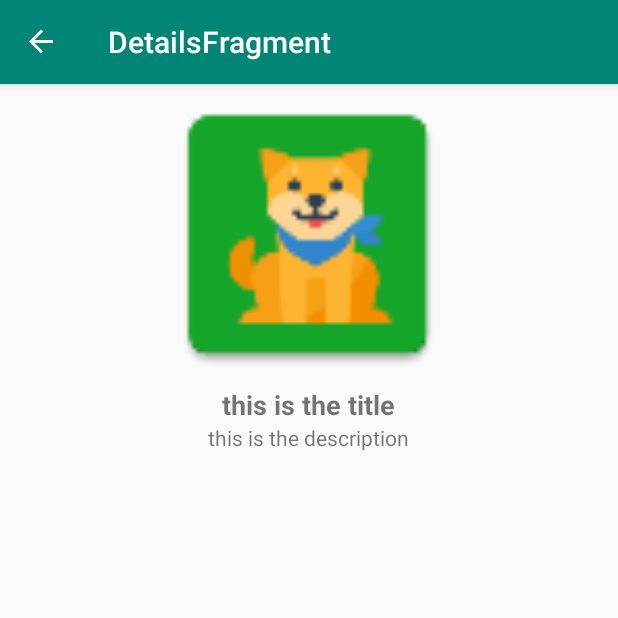
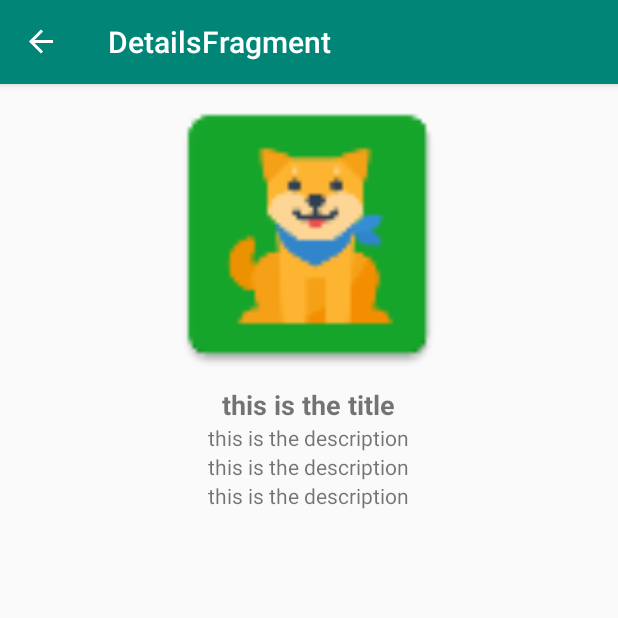
Before and after one commit to Gerson-25/UdemyAndroidExample, an Android app: the DetailsFragment screen opened through its navigation route, on a phone screen of 412 x 824 dp, the top half of it. Run offline under Robolectric (Android 15) with nearby library versions, the phone set to English and light mode, and no system bars; our stand-ins replace data binding, navigation-ui.

Commit message:
creating viewModel

```diff
--- a/app/build.gradle
+++ b/app/build.gradle
@@ -71,4 +71,5 @@ dependencies {
     implementation "com.google.android.material:material:$material_version"
 
     implementation "com.google.code.gson:gson:$gson_version"
+    implementation 'androidx.lifecycle:lifecycle-extensions:2.2.0'
 }
--- /dev/null
+++ b/app/src/main/java/com/example/udemyandroidexample/model/DogBreed.kt
@@ -0,0 +1,11 @@
+package com.example.udemyandroidexample.model
+
+data class DogBreed(
+    val breedId:String?,
+    val dogBreed:String?,
+    val lifeSpan:String?,
+    val breedGroup:String,
+    val breedFor:String?,
+    val temperament:String?,
+    val imageUrl:String
+)
--- /dev/null
+++ b/app/src/main/java/com/example/udemyandroidexample/view/DogListAdapter.kt
@@ -0,0 +1,33 @@
+package com.example.udemyandroidexample.view
+
+import android.view.LayoutInflater
+import android.view.View
+import android.view.ViewGroup
+import androidx.recyclerview.widget.RecyclerView
+import com.example.udemyandroidexample.R
+import com.example.udemyandroidexample.model.DogBreed
+import kotlinx.android.synthetic.main.item_dog.view.*
+
+class DogListAdapter(val dogList:ArrayList<DogBreed>):RecyclerView.Adapter<DogListAdapter.DogViewHolder>() {
+
+    fun updateDogList(newDogList: List<DogBreed>){
+        dogList.clear()
+        dogList.addAll(newDogList)
+        notifyDataSetChanged()
+    }
+
+    override fun onCreateViewHolder(parent: ViewGroup, viewType: Int): DogViewHolder {
+        val inflater = LayoutInflater.from(parent.context)
+        val view = inflater.inflate(R.layout.item_dog, parent, false )
+        return DogViewHolder(view)
+    }
+
+    override fun getItemCount() = dogList.size
+
+    override fun onBindViewHolder(holder: DogViewHolder, position: Int) {
+        holder.view.text_title.text = dogList[position].breedId
+        holder.view.text_description.text = dogList[position].lifeSpan
+    }
+
+    class DogViewHolder(var view: View): RecyclerView.ViewHolder(view)
+}
--- a/app/src/main/java/com/example/udemyandroidexample/view/ListFragment.kt
+++ b/app/src/main/java/com/example/udemyandroidexample/view/ListFragment.kt
@@ -7,9 +7,18 @@ import androidx.fragment.app.Fragment
 import android.view.LayoutInflater
 import android.view.View
 import android.view.ViewGroup
+import android.widget.Adapter
+import android.widget.ListAdapter
+import androidx.lifecycle.LifecycleOwner
+import androidx.lifecycle.Observer
+import androidx.lifecycle.ViewModelProvider
+import androidx.lifecycle.ViewModelProviders
+import androidx.lifecycle.observe
 import androidx.navigation.Navigation
+import androidx.recyclerview.widget.LinearLayoutManager
 
 import com.example.udemyandroidexample.R
+import com.example.udemyandroidexample.viewmodel.ListViewModel
 import kotlinx.android.synthetic.main.fragment_list.*
 import kotlin.math.log
 
@@ -17,6 +26,10 @@ import kotlin.math.log
  * A simple [Fragment] subclass.
  */
 class ListFragment : Fragment() {
+
+    private lateinit var viewModel:ListViewModel
+    private val listAdapter = DogListAdapter(arrayListOf())
+
 
     override fun onCreateView(
         inflater: LayoutInflater, container: ViewGroup?,
@@ -26,5 +39,45 @@ class ListFragment : Fragment() {
         return inflater.inflate(R.layout.fragment_list, container, false)
     }
 
+    override fun onViewCreated(view: View, savedInstanceState: Bundle?) {
+        super.onViewCreated(view, savedInstanceState)
+
+        viewModel = ViewModelProvider(this).get(ListViewModel::class.java)
+        viewModel.refresh()
+
+        rv_dog_list.apply {
+            layoutManager = LinearLayoutManager(context)
+            adapter = listAdapter
+        }
+
+        observeViewModel()
+    }
+
+    fun observeViewModel(){
+        viewModel.dogs.observe( this, Observer {dogs ->
+            dogs?.let {
+                rv_dog_list.visibility = View.VISIBLE
+                listAdapter.updateDogList(it)
+            }
+
+        })
+
+        viewModel.dogsLoadError.observe(this, Observer {error ->
+            error?.let {
+                text_error.visibility = if (it) View.VISIBLE else View.GONE
+            }
+        })
+
+        viewModel.loading.observe(this, Observer {loading ->
+            loading?.let {
+                progress_data_loading.visibility = if (it) View.VISIBLE else View.GONE
+                if (it){
+                    text_error.visibility = View.GONE
+                    progress_data_loading.visibility = View.GONE
+                }
+            }
+        })
+    }
+
 
 }
--- /dev/null
+++ b/app/src/main/java/com/example/udemyandroidexample/viewmodel/ListViewModel.kt
@@ -0,0 +1,23 @@
+package com.example.udemyandroidexample.viewmodel
+
+import androidx.lifecycle.MutableLiveData
+import androidx.lifecycle.ViewModel
+import com.example.udemyandroidexample.model.DogBreed
+
+class ListViewModel:ViewModel() {
+
+    val dogs = MutableLiveData<List<DogBreed>>()
+    val dogsLoadError = MutableLiveData<Boolean>()
+    val loading = MutableLiveData<Boolean>()
+
+    fun refresh(){
+        val dog1 = DogBreed(breedId = "1", dogBreed = "Corgi", lifeSpan = "15 years", breedGroup = "breedGroup", breedFor = "breedFor",imageUrl = "", temperament = "temperament")
+        val dog2 = DogBreed(breedId = "2", dogBreed = "Labrador", lifeSpan = "25 years", breedGroup = "breedGroup", breedFor = "breedFor",imageUrl = "", temperament = "temperament")
+        val dog3 = DogBreed(breedId = "3", dogBreed = "Rotwailer", lifeSpan = "20 years", breedGroup = "breedGroup", breedFor = "breedFor",imageUrl = "", temperament = "temperament")
+        val doglist = arrayListOf<DogBreed>(dog1, dog2, dog3)
+
+        dogs.value = doglist
+        dogsLoadError.value = false
+        loading.value = false
+    }
+}
--- a/app/src/main/res/layout/fragment_details.xml
+++ b/app/src/main/res/layout/fragment_details.xml
@@ -34,6 +34,24 @@
             android:layout_centerHorizontal="true"
             android:text="this is the description" />
 
+        <TextView
+            android:id="@+id/text_temperament"
+            style="@style/TextDescription"
+            android:layout_width="wrap_content"
+            android:layout_height="wrap_content"
+            android:layout_below="@+id/text_description"
+            android:layout_centerHorizontal="true"
+            android:text="this is the description" />
+
+        <TextView
+            android:id="@+id/text_lifespan"
+            style="@style/TextDescription"
+            android:layout_width="wrap_content"
+            android:layout_height="wrap_content"
+            android:layout_below="@+id/text_temperament"
+            android:layout_centerHorizontal="true"
+            android:text="this is the description" />
+
     </RelativeLayout>
 
 </layout>
```
